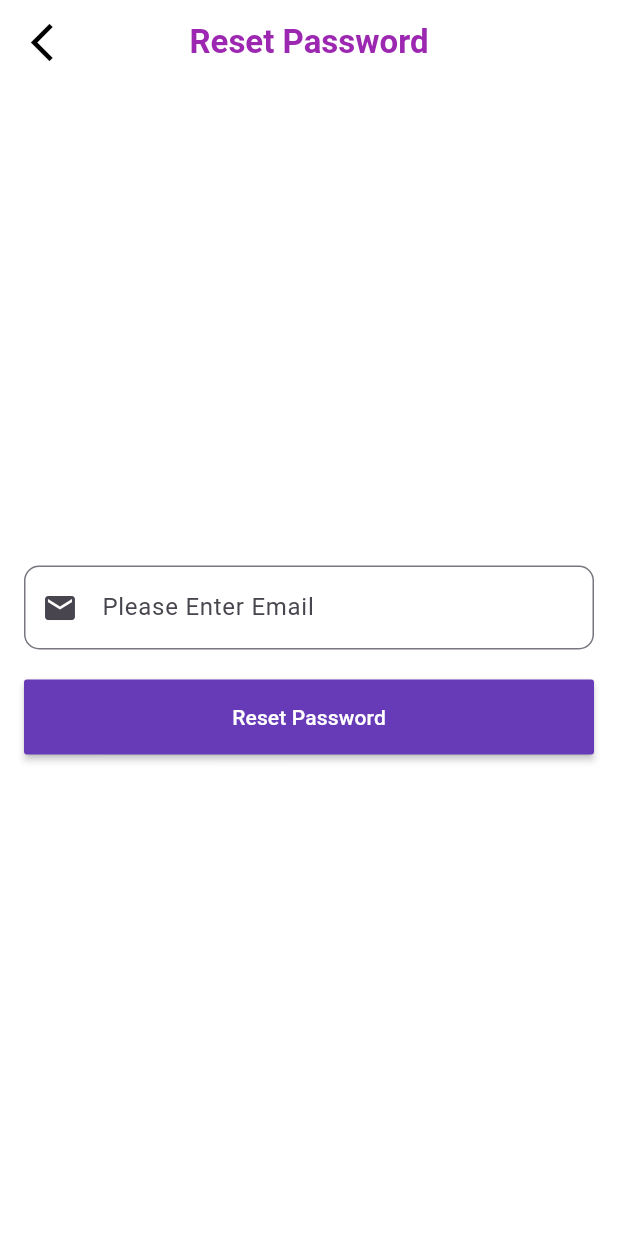
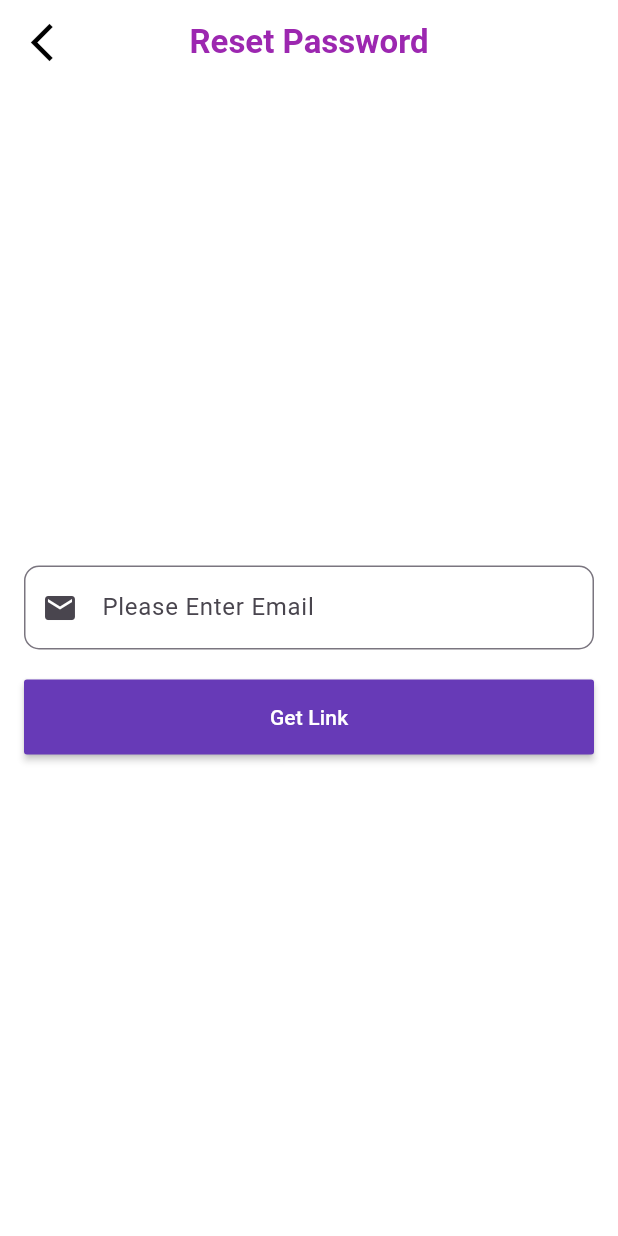
Before and after one commit to asifjahan1/JU-Bus-Route-Tracer, a Flutter app: the ForgotPassword screen opened directly, on a phone screen of 412 x 824 dp. Run offline on Flutter 3.47's test engine with Material 3 defaults, Android fonts, the phone set to English and light mode, and no system bars; our stand-ins replace cloud_firestore, firebase_auth, firebase_core, flutter_riverpod, geolocator, google_fonts and 4 more; missing offline and left inert: flutter_polyline_points; accounts and stored records are empty.

Commit message:
fixed minor issue

```diff
--- a/google_map_demo/lib/pages/forgot_password.dart
+++ b/google_map_demo/lib/pages/forgot_password.dart
@@ -108,7 +108,7 @@ class _ForgotPasswordState extends State<ForgotPassword> {
                 resetPassword(emailController.text);
               },
               child: const Text(
-                'Reset Password',
+                'Get Link',
                 style: TextStyle(color: Colors.white),
               ),
             ),
```
